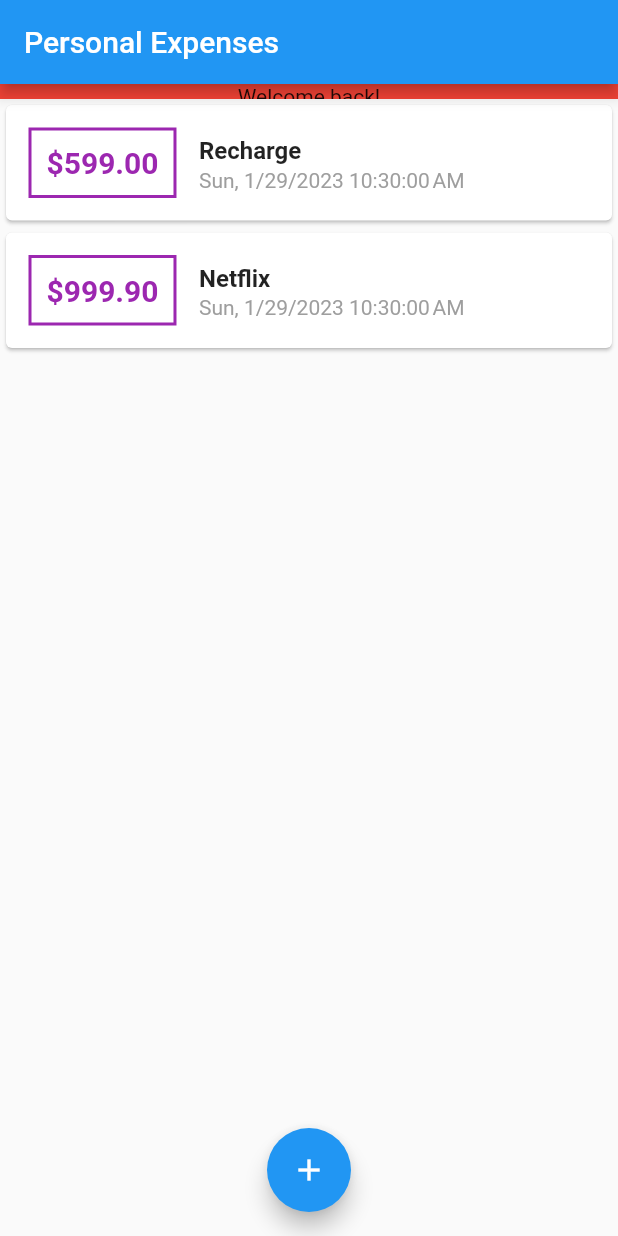
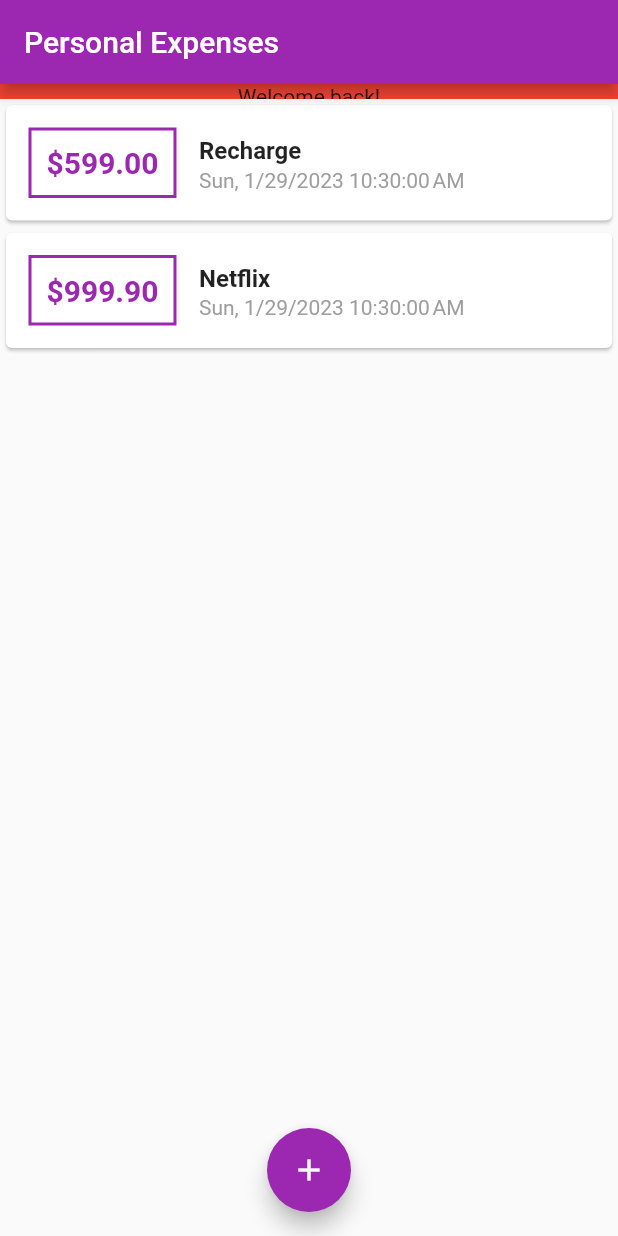
Before and after one commit to Shubh0405/Flutter-pre-exp, a Flutter app: the screen it shows after launch, on a phone screen of 412 x 824 dp. Run offline on Flutter 3.47's test engine with Material 2 defaults, Android fonts, the phone set to English and light mode, and no system bars.

```diff
--- a/personal_expenses/lib/main.dart
+++ b/personal_expenses/lib/main.dart
@@ -14,6 +14,8 @@ class MyApp extends StatelessWidget {
   @override
   Widget build(BuildContext context) {
     return MaterialApp(
+      title: 'Personal Expenses',
+      theme: ThemeData(primarySwatch: Colors.purple),
       home: MyHomePage(),
     );
   }
--- a/personal_expenses/lib/widgets/transaction_list.dart
+++ b/personal_expenses/lib/widgets/transaction_list.dart
@@ -18,11 +18,12 @@ class TransactionList extends StatelessWidget {
                   margin: const EdgeInsets.symmetric(
                       vertical: 15.0, horizontal: 15.0),
                   decoration: BoxDecoration(
-                      border: Border.all(color: Colors.purple, width: 2)),
+                      border: Border.all(
+                          color: Theme.of(context).primaryColor, width: 2)),
                   padding: const EdgeInsets.all(10.0),
                   child: Text(
-                      style: const TextStyle(
-                          color: Colors.purple,
+                      style: TextStyle(
+                          color: Theme.of(context).primaryColor,
                           fontWeight: FontWeight.bold,
                           fontSize: 20),
                       '\$${tx.amount.toStringAsFixed(2)}')),
```
